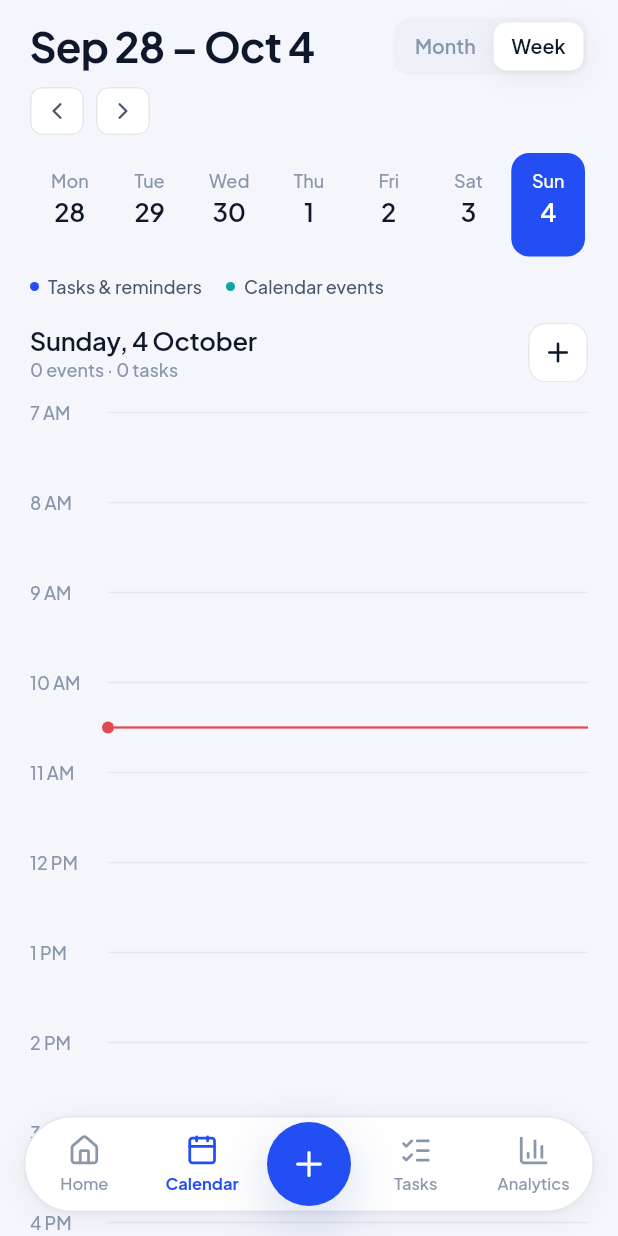
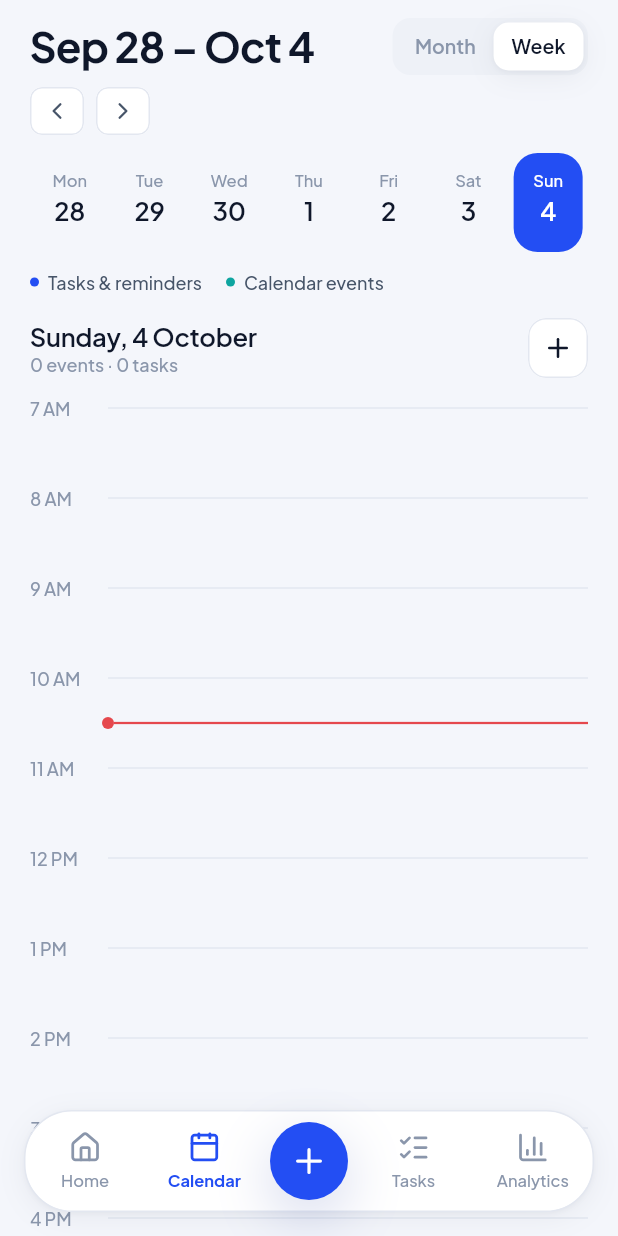
Before and after one commit to MuhammadMannan/DayFlow, a Flutter app: the screen it shows once a user with an empty profile is signed in, after a tap on "Skip", after a tap on "Calendar", after a tap on "Week", on a phone screen of 412 x 824 dp. Run offline on Flutter 3.47's test engine with Material 3 defaults, Android fonts, the phone set to English and light mode, and no system bars; our stand-ins replace cloud_firestore, firebase_auth, firebase_core, flutter_local_notifications, google_fonts, lucide_icons_flutter and 1 more; accounts and stored records are empty.

Commit message:
Bring shared components to the Figma spec
Add the radii used on the Figma screens (10, 14, 18, 22, 28) to the
tokens and apply them. Resize the tab bar, text field, tag chip, streak
chip, task row, event row and day pill to their designed sizes, text
styles and paddings, and add the outlined today state to the day pill.

Co-Authored-By: Claude Opus 5.5 (1M context) <noreply@anthropic.com>

```diff
--- a/lib/screens/analytics.dart
+++ b/lib/screens/analytics.dart
@@ -159,7 +159,7 @@ class _AnalyticsScreenState extends State<AnalyticsScreen> {
             padding: const EdgeInsets.all(12),
             decoration: BoxDecoration(
               color: c.primarySoft,
-              borderRadius: BorderRadius.circular(DfRadius.md),
+              borderRadius: BorderRadius.circular(DfRadius.field),
             ),
             child: Row(
               children: [
@@ -246,7 +246,7 @@ class _StreakCard extends StatelessWidget {
   Widget build(BuildContext context) {
     final c = context.df;
     return DfCard(
-      radius: DfRadius.xl,
+      radius: DfRadius.card,
       child: Column(
         crossAxisAlignment: CrossAxisAlignment.start,
         children: [
@@ -363,7 +363,7 @@ class _Heatmap extends StatelessWidget {
     const dayLabels = ['M', '', 'W', '', 'F', '', 'S'];
 
     return DfCard(
-      radius: DfRadius.xl,
+      radius: DfRadius.card,
       child: Column(
         crossAxisAlignment: CrossAxisAlignment.start,
         children: [
@@ -507,7 +507,7 @@ class _ByTag extends StatelessWidget {
     }
 
     return DfCard(
-      radius: DfRadius.xl,
+      radius: DfRadius.card,
       child: Column(
         crossAxisAlignment: CrossAxisAlignment.start,
         children: [
@@ -612,7 +612,7 @@ class _WeeklyBars extends StatelessWidget {
     final best = totals.indexOf(peak);
 
     return DfCard(
-      radius: DfRadius.xl,
+      radius: DfRadius.card,
       child: Column(
         crossAxisAlignment: CrossAxisAlignment.start,
         children: [
--- a/lib/screens/calendar.dart
+++ b/lib/screens/calendar.dart
@@ -271,18 +271,16 @@ class _Legend extends StatelessWidget {
 }
 
 class _Dots extends StatelessWidget {
-  const _Dots({required this.tasks, required this.events, this.onPrimary = false});
+  const _Dots({required this.tasks, required this.events});
   final int tasks;
   final int events;
-  final bool onPrimary;
 
   @override
   Widget build(BuildContext context) {
     final c = context.df;
     final dots = <Color>[
-      if (events > 0) onPrimary ? Colors.white : c.event,
-      for (var i = 0; i < tasks.clamp(0, 2); i++)
-        onPrimary ? Colors.white : c.primary,
+      if (events > 0) c.event,
+      for (var i = 0; i < tasks.clamp(0, 2); i++) c.primary,
     ];
     return SizedBox(
       height: 5,
@@ -291,9 +289,9 @@ class _Dots extends StatelessWidget {
         children: [
           for (final color in dots)
             Container(
-              width: 4,
-              height: 4,
-              margin: const EdgeInsets.symmetric(horizontal: 1),
+              width: 5,
+              height: 5,
+              margin: const EdgeInsets.symmetric(horizontal: 1.5),
               decoration: BoxDecoration(color: color, shape: BoxShape.circle),
             ),
         ],
@@ -326,7 +324,7 @@ class _MonthGrid extends StatelessWidget {
     const letters = ['M', 'T', 'W', 'T', 'F', 'S', 'S'];
 
     return DfCard(
-      radius: DfRadius.xl,
+      radius: DfRadius.card,
       padding: const EdgeInsets.fromLTRB(8, 14, 8, 10),
       child: Column(
         children: [
@@ -427,41 +425,21 @@ class _WeekStrip extends StatelessWidget {
 
   @override
   Widget build(BuildContext context) {
-    final c = context.df;
+    final today = dateOnly(DateTime.now());
     return Row(
       children: [
         for (var i = 0; i < 7; i++)
           Expanded(
             child: Builder(builder: (context) {
               final day = start.add(Duration(days: i));
-              final isSelected = day == selected;
-              final open =
-                  state.tasksOn(day).where((t) => !t.isDone).length;
-              final events = state.eventsOn(day).length;
-              return GestureDetector(
-                behavior: HitTestBehavior.opaque,
+              return DayPill(
+                day: day,
+                selected: day == selected,
+                isToday: day == today,
+                hasItems:
+                    state.tasksOn(day).any((t) => !t.isDone) ||
+                        state.eventsOn(day).isNotEmpty,
                 onTap: () => onSelect(day),
-                child: Container(
-                  margin: const EdgeInsets.symmetric(horizontal: 2),
-                  padding: const EdgeInsets.symmetric(vertical: 10),
-                  decoration: BoxDecoration(
-                    color: isSelected ? c.primary : Colors.transparent,
-                    borderRadius: BorderRadius.circular(DfRadius.md),
-                  ),
-                  child: Column(
-                    children: [
-                      Text(DateFormat('EEE').format(day),
-                          style: DfText.caption.copyWith(
-                              color: isSelected ? Colors.white : c.textMuted)),
-                      const SizedBox(height: 2),
-                      Text('${day.day}',
-                          style: DfText.h3.copyWith(
-                              color: isSelected ? Colors.white : c.text)),
-                      const SizedBox(height: 4),
-                      _Dots(tasks: open, events: events, onPrimary: isSelected),
-                    ],
-                  ),
-                ),
               );
             }),
           ),
--- a/lib/screens/profile.dart
+++ b/lib/screens/profile.dart
@@ -130,7 +130,7 @@ class ProfileScreen extends StatelessWidget {
             ),
             const SizedBox(height: DfSpace.s4),
             DfCard(
-              radius: DfRadius.xl,
+              radius: DfRadius.card,
               padding: const EdgeInsets.all(DfSpace.s5),
               child: Column(
                 children: [
@@ -434,7 +434,7 @@ class ProfileScreen extends StatelessWidget {
                     ),
                     Divider(color: c.border),
                     _SettingRow(
-                      icon: LucideIcons.trash2,
+                      icon: LucideIcons.trash,
                       tint: c.danger,
                       bg: c.dangerSoft,
                       label: 'Clear all tasks',
@@ -515,7 +515,7 @@ class _SettingRow extends StatelessWidget {
               width: 34,
               height: 34,
               decoration: BoxDecoration(
-                  color: bg, borderRadius: BorderRadius.circular(DfRadius.sm)),
+                  color: bg, borderRadius: BorderRadius.circular(DfRadius.badge)),
               child: Icon(icon, size: 18, color: tint),
             ),
             const SizedBox(width: 12),
--- a/lib/screens/shell.dart
+++ b/lib/screens/shell.dart
@@ -47,13 +47,13 @@ class ShellState extends State<Shell> {
           child: Padding(
             padding: const EdgeInsets.symmetric(horizontal: DfSpace.s4),
             child: SizedBox(
-              height: 72,
+              height: 76,
               child: Stack(
                 alignment: Alignment.center,
                 clipBehavior: Clip.none,
                 children: [
                   Container(
-                    height: 64,
+                    height: 68,
                     decoration: BoxDecoration(
                       color: c.surface,
                       borderRadius: BorderRadius.circular(32),
@@ -64,7 +64,7 @@ class ShellState extends State<Shell> {
                       children: [
                         _Tab(LucideIcons.house, 'Home', 0, _index, goTo),
                         _Tab(LucideIcons.calendar, 'Calendar', 1, _index, goTo),
-                        const SizedBox(width: 64),
+                        const SizedBox(width: 60),
                         _Tab(LucideIcons.listChecks, 'Tasks', 2, _index, goTo),
                         _Tab(LucideIcons.chartColumn, 'Analytics', 3, _index,
                             goTo),
@@ -80,8 +80,8 @@ class ShellState extends State<Shell> {
                         showAddTask(context);
                       },
                       child: Container(
-                        width: 56,
-                        height: 56,
+                        width: 52,
+                        height: 52,
                         decoration: BoxDecoration(
                           color: c.primary,
                           shape: BoxShape.circle,
--- a/lib/screens/task_detail.dart
+++ b/lib/screens/task_detail.dart
@@ -242,7 +242,7 @@ class TaskDetailScreen extends StatelessWidget {
                   const SizedBox(height: DfSpace.s2),
                   DfButton(
                     label: 'Delete task',
-                    icon: LucideIcons.trash2,
+                    icon: LucideIcons.trash,
                     kind: DfButtonKind.dangerText,
                     onPressed: delete,
                   ),
--- a/lib/screens/tasks.dart
+++ b/lib/screens/tasks.dart
@@ -132,7 +132,7 @@ class _TasksScreenState extends State<TasksScreen> {
           Container(
             decoration: BoxDecoration(
               color: c.surface,
-              borderRadius: BorderRadius.circular(DfRadius.lg),
+              borderRadius: BorderRadius.circular(DfRadius.row),
               border: Border.all(color: c.primary, width: 1.5),
             ),
             padding: const EdgeInsets.only(left: 14, right: 8),
@@ -160,7 +160,7 @@ class _TasksScreenState extends State<TasksScreen> {
                   label: 'Add task',
                   child: Material(
                     color: c.primarySoft,
-                    borderRadius: BorderRadius.circular(DfRadius.sm),
+                    borderRadius: BorderRadius.circular(DfRadius.md),
                     clipBehavior: Clip.antiAlias,
                     child: InkWell(
                       onTap: _quickAdd,
@@ -213,7 +213,7 @@ class _TasksScreenState extends State<TasksScreen> {
               padding: const EdgeInsets.all(12),
               decoration: BoxDecoration(
                 color: c.primarySoft,
-                borderRadius: BorderRadius.circular(DfRadius.md),
+                borderRadius: BorderRadius.circular(DfRadius.field),
               ),
               child: Row(
                 children: [
@@ -360,7 +360,7 @@ class _Swipeable extends StatelessWidget {
           padding: const EdgeInsets.symmetric(horizontal: 20),
           decoration: BoxDecoration(
             color: color,
-            borderRadius: BorderRadius.circular(DfRadius.lg),
+            borderRadius: BorderRadius.circular(DfRadius.row),
           ),
           child: Icon(icon, color: Colors.white),
         );
@@ -368,7 +368,7 @@ class _Swipeable extends StatelessWidget {
       key: ValueKey('swipe-${task.id}-${task.isDone}'),
       background: bg(c.success, LucideIcons.check, Alignment.centerLeft),
       secondaryBackground:
-          bg(c.danger, LucideIcons.trash2, Alignment.centerRight),
+          bg(c.danger, LucideIcons.trash, Alignment.centerRight),
       confirmDismiss: (direction) async {
         final state = AppScope.read(context);
         if (direction == DismissDirection.startToEnd) {
--- a/lib/theme/tokens.dart
+++ b/lib/theme/tokens.dart
@@ -176,6 +176,22 @@ class DfSpace {
 
 class DfRadius {
   static const double sm = 8, md = 12, lg = 16, xl = 24, full = 999;
+
+  // Component radii taken from the Figma screens.
+  /// Icon badges inside setting rows.
+  static const double badge = 10;
+
+  /// Text fields and small banners.
+  static const double field = 14;
+
+  /// Task rows, event rows and the quick-add box.
+  static const double row = 18;
+
+  /// Cards and grouped lists.
+  static const double card = 22;
+
+  /// Bottom sheets.
+  static const double sheet = 28;
 }
 
 /// Text styles from the Figma type scale (Plus Jakarta Sans).
@@ -254,7 +270,8 @@ ThemeData buildTheme(Brightness brightness) {
       backgroundColor: c.surface,
       surfaceTintColor: Colors.transparent,
       shape: const RoundedRectangleBorder(
-        borderRadius: BorderRadius.vertical(top: Radius.circular(DfRadius.xl)),
+        borderRadius:
+            BorderRadius.vertical(top: Radius.circular(DfRadius.sheet)),
       ),
     ),
     snackBarTheme: SnackBarThemeData(
--- a/lib/widgets/common.dart
+++ b/lib/widgets/common.dart
@@ -17,7 +17,7 @@ class DfCard extends StatelessWidget {
     this.padding = const EdgeInsets.all(DfSpace.s4),
     this.color,
     this.borderColor,
-    this.radius = DfRadius.lg,
+    this.radius = DfRadius.card,
     this.onTap,
   });
 
@@ -168,25 +168,32 @@ class TagChip extends StatelessWidget {
     final c = context.df;
     final color = c.tag(tag.color);
     return Container(
-      padding: const EdgeInsets.symmetric(horizontal: 10, vertical: 3),
+      height: 24,
+      padding: const EdgeInsets.only(left: 8, right: 10),
       decoration: BoxDecoration(
         color: c.tagSoft(tag.color),
         borderRadius: BorderRadius.circular(DfRadius.full),
         border: Border.all(
           color: selected ? color : Colors.transparent,
           width: 1.5,
+          // Drawn outside so a selected chip keeps its 24pt height.
+          strokeAlign: BorderSide.strokeAlignOutside,
         ),
       ),
       child: Row(
         mainAxisSize: MainAxisSize.min,
         children: [
           Container(
-            width: 6,
-            height: 6,
+            width: 7,
+            height: 7,
             decoration: BoxDecoration(color: color, shape: BoxShape.circle),
           ),
           const SizedBox(width: 6),
-          Text(tag.name, style: DfText.smallStrong.copyWith(color: color)),
+          Text(
+            tag.name,
+            style: DfText.caption
+                .copyWith(color: color, fontWeight: FontWeight.w700),
+          ),
         ],
       ),
     );
@@ -203,7 +210,8 @@ class StreakChip extends StatelessWidget {
   Widget build(BuildContext context) {
     final c = context.df;
     return Container(
-      padding: const EdgeInsets.symmetric(horizontal: 10, vertical: 6),
+      height: 30,
+      padding: const EdgeInsets.only(left: 10, right: 12),
       decoration: BoxDecoration(
         color: c.flameSoft,
         borderRadius: BorderRadius.circular(DfRadius.full),
@@ -211,7 +219,7 @@ class StreakChip extends StatelessWidget {
       child: Row(
         mainAxisSize: MainAxisSize.min,
         children: [
-          Icon(LucideIcons.flame, size: 16, color: c.flame),
+          Icon(LucideIcons.flame, size: 18, color: c.flame),
           const SizedBox(width: 6),
           Text(label ?? '$days',
               style: DfText.smallStrong.copyWith(color: c.flame)),
@@ -442,12 +450,15 @@ class TaskRow extends StatelessWidget {
     final repeat =
         task.repeat == Repeat.none ? '' : ' · repeats ${task.repeat.label.toLowerCase()}';
 
+    // Figma: 72 high, radius 18, padding 14/16, 14 between checkbox and text.
+    // The checkbox keeps a 44pt tap target, so its own 10pt inset is taken
+    // off the surrounding padding.
     return DfCard(
       onTap: onTap,
-      borderColor: overdue ? c.danger.withValues(alpha: 0.35) : null,
-      padding: const EdgeInsets.fromLTRB(6, 10, 14, 10),
+      radius: DfRadius.row,
+      borderColor: overdue ? c.dangerSoft : null,
+      padding: const EdgeInsets.fromLTRB(6, 4, 16, 4),
       child: Row(
-        crossAxisAlignment: CrossAxisAlignment.start,
         children: [
           DfCheckbox(
             checked: task.isDone,
@@ -457,7 +468,7 @@ class TaskRow extends StatelessWidget {
           const SizedBox(width: 4),
           Expanded(
             child: Padding(
-              padding: const EdgeInsets.only(top: 2),
+              padding: const EdgeInsets.symmetric(vertical: 8),
               child: Column(
                 crossAxisAlignment: CrossAxisAlignment.start,
                 children: [
@@ -468,10 +479,10 @@ class TaskRow extends StatelessWidget {
                     ),
                     child: Text(task.title),
                   ),
-                  const SizedBox(height: 6),
+                  const SizedBox(height: 4),
                   Wrap(
                     spacing: 8,
-                    runSpacing: 6,
+                    runSpacing: 4,
                     crossAxisAlignment: WrapCrossAlignment.center,
                     children: [
                       Row(
@@ -485,7 +496,7 @@ class TaskRow extends StatelessWidget {
                           const SizedBox(width: 4),
                           Text(
                             '$when$repeat',
-                            style: DfText.small.copyWith(
+                            style: DfText.caption.copyWith(
                               color: overdue ? c.danger : c.textMuted,
                             ),
                           ),
@@ -500,8 +511,8 @@ class TaskRow extends StatelessWidget {
           ),
           if (task.remind && task.hasTime)
             Padding(
-              padding: const EdgeInsets.only(top: 12, left: 8),
-              child: Icon(LucideIcons.bell, size: 18, color: c.textMuted),
+              padding: const EdgeInsets.only(left: 8),
+              child: Icon(LucideIcons.bell, size: 16, color: c.textMuted),
             ),
         ],
       ),
@@ -526,13 +537,13 @@ class EventRow extends StatelessWidget {
       padding: const EdgeInsets.fromLTRB(12, 12, 16, 12),
       decoration: BoxDecoration(
         color: c.eventSoft,
-        borderRadius: BorderRadius.circular(DfRadius.lg),
+        borderRadius: BorderRadius.circular(DfRadius.row),
       ),
       child: Row(
         children: [
           Container(
-            width: 3,
-            height: 36,
+            width: 4,
+            height: 40,
             decoration: BoxDecoration(
               color: c.event,
               borderRadius: BorderRadius.circular(2),
@@ -547,15 +558,15 @@ class EventRow extends StatelessWidget {
                     style: DfText.bodyStrong.copyWith(color: c.text),
                     maxLines: 1,
                     overflow: TextOverflow.ellipsis),
-                const SizedBox(height: 2),
+                const SizedBox(height: 3),
                 Text(detail,
-                    style: DfText.small.copyWith(color: c.textSecondary),
+                    style: DfText.caption.copyWith(color: c.textSecondary),
                     maxLines: 1,
                     overflow: TextOverflow.ellipsis),
               ],
             ),
           ),
-          Icon(LucideIcons.calendar, size: 18, color: c.event),
+          Icon(LucideIcons.calendar, size: 16, color: c.event),
         ],
       ),
     );
@@ -599,7 +610,7 @@ class DfSegmented<T> extends StatelessWidget {
                     const EdgeInsets.symmetric(horizontal: 12, vertical: 7),
                 decoration: BoxDecoration(
                   color: values[i] == selected ? c.surface : Colors.transparent,
-                  borderRadius: BorderRadius.circular(9),
+                  borderRadius: BorderRadius.circular(10),
                   boxShadow: values[i] == selected ? DfShadow.card : null,
                 ),
                 child: Text(
@@ -650,14 +661,15 @@ class DfTextField extends StatelessWidget {
   Widget build(BuildContext context) {
     final c = context.df;
     OutlineInputBorder border(Color color, [double w = 1]) => OutlineInputBorder(
-          borderRadius: BorderRadius.circular(DfRadius.lg),
+          borderRadius: BorderRadius.circular(DfRadius.field),
           borderSide: BorderSide(color: color, width: w),
         );
     return Column(
       crossAxisAlignment: CrossAxisAlignment.start,
       children: [
         if (label != null) ...[
-          Text(label!, style: DfText.smallStrong.copyWith(color: c.text)),
+          Text(label!,
+              style: DfText.smallStrong.copyWith(color: c.textSecondary)),
           const SizedBox(height: DfSpace.s2),
         ],
         TextField(
@@ -681,7 +693,7 @@ class DfTextField extends StatelessWidget {
                 : Icon(icon, size: 20, color: c.textSecondary),
             suffixIcon: suffix,
             contentPadding:
-                const EdgeInsets.symmetric(horizontal: 16, vertical: 16),
+                const EdgeInsets.symmetric(horizontal: 16, vertical: 15),
             enabledBorder: border(error != null ? c.danger : c.border,
                 error != null ? 1.5 : 1),
             focusedBorder:
@@ -763,3 +775,89 @@ Future<void> toggleTask(BuildContext context, Task task, bool done) async {
     }
   }
 }
+
+/// One day in a week strip. Figma: 46 by 66, radius 16.
+class DayPill extends StatelessWidget {
+  const DayPill({
+    super.key,
+    required this.day,
+    required this.selected,
+    required this.isToday,
+    required this.hasItems,
+    this.onTap,
+  });
+
+  final DateTime day;
+  final bool selected;
+  final bool isToday;
+  final bool hasItems;
+  final VoidCallback? onTap;
+
+  @override
+  Widget build(BuildContext context) {
+    final c = context.df;
+    // Today is outlined when another day is the selected one.
+    final outlined = isToday && !selected;
+    return Semantics(
+      button: onTap != null,
+      selected: selected,
+      label: DateFormat('EEEE d MMMM').format(day),
+      child: GestureDetector(
+        behavior: HitTestBehavior.opaque,
+        onTap: onTap,
+        child: Center(
+          child: Container(
+            width: 46,
+            height: 66,
+            padding: const EdgeInsets.symmetric(vertical: 8),
+            decoration: BoxDecoration(
+              color: selected
+                  ? c.primary
+                  : outlined
+                      ? c.surface
+                      : Colors.transparent,
+              borderRadius: BorderRadius.circular(16),
+              border: outlined
+                  ? Border.all(color: c.primary, width: 1.5)
+                  : null,
+            ),
+            child: Column(
+              mainAxisAlignment: MainAxisAlignment.center,
+              children: [
+                Text(
+                  DateFormat('EEE').format(day),
+                  style: DfText.caption.copyWith(
+                    fontSize: 11,
+                    height: 16 / 11,
+                    color: selected ? Colors.white : c.textMuted,
+                  ),
+                ),
+                const SizedBox(height: 2),
+                Text(
+                  '${day.day}',
+                  style: DfText.h3.copyWith(
+                    height: 20 / 17,
+                    color: selected ? Colors.white : c.text,
+                  ),
+                ),
+                const SizedBox(height: 2),
+                Container(
+                  width: 5,
+                  height: 5,
+                  decoration: BoxDecoration(
+                    shape: BoxShape.circle,
+                    color: !hasItems
+                        ? Colors.transparent
+                        : selected
+                            ? Colors.white
+                            : c.primary,
+                  ),
+                ),
+              ],
+            ),
+          ),
+        ),
+      ),
+    );
+  }
+}
```
Also changed, not shown: lib/screens/add_task.dart (+4 -4 lines), lib/screens/home.dart (+9 -37 lines), lib/screens/onboarding.dart (+5 -5 lines), lib/screens/tags.dart (+4 -4 lines).
